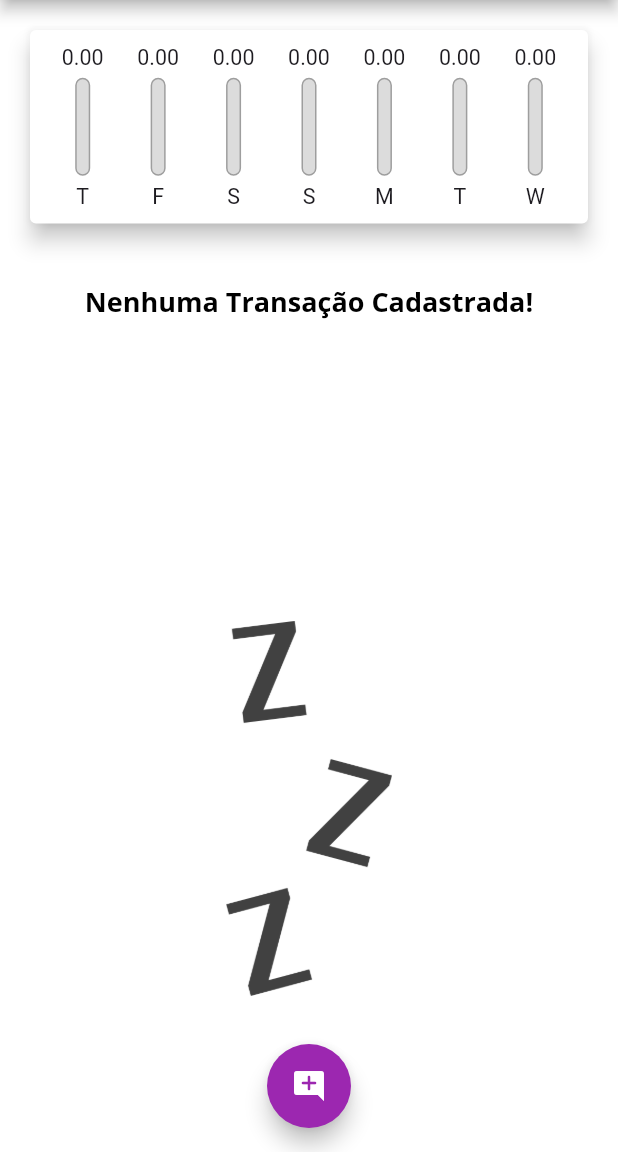
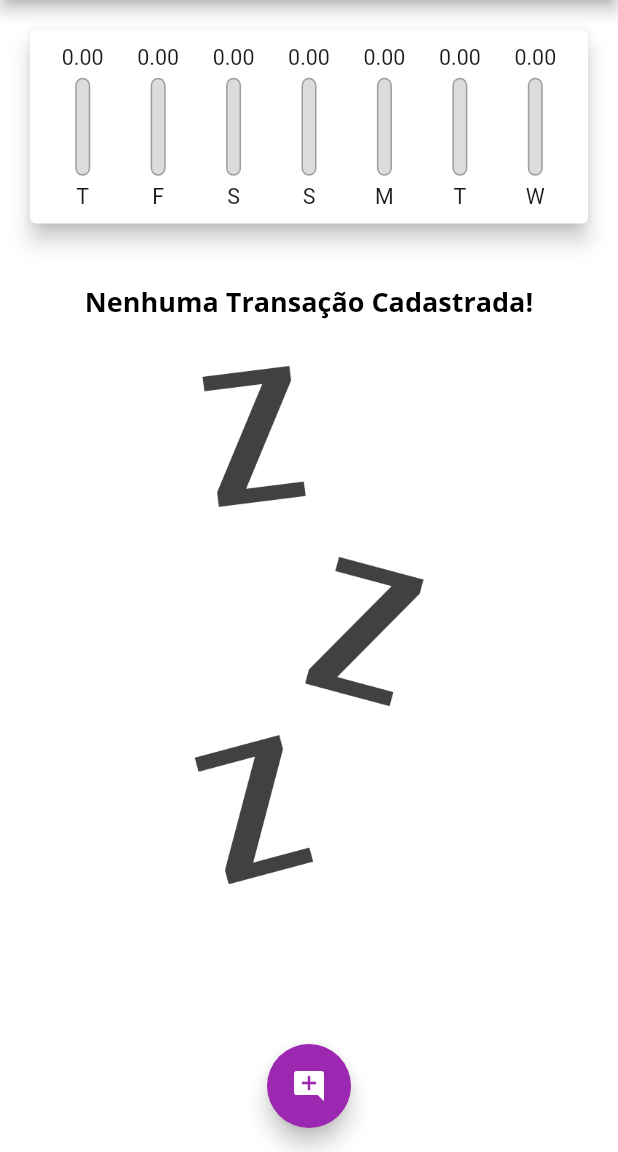
Before and after one commit to Argeu42/Flutter_ExpensesApp, a Flutter app: the screen it shows after launch, on a phone screen of 412 x 824 dp, the part 84-1236 px from its top. Run offline on Flutter 3.47's test engine with Material 3 defaults, Android fonts, the phone set to English and light mode, and no system bars.

Commit message:
Adding responsivity for landscape orientacion

```diff
--- a/lib/components/transaction_list.dart
+++ b/lib/components/transaction_list.dart
@@ -11,22 +11,26 @@ class TransactionList extends StatelessWidget {
   @override
   Widget build(BuildContext context) {
     return transactions.isEmpty
-        ? Column(
+        ? LayoutBuilder(
+          builder: (context, constraints) {
+            return Column(
               children: [
                 SizedBox(height: 20),
                 Text(
                   'Nenhuma Transação Cadastrada!',
                   style: Theme.of(context).textTheme.titleLarge,
                 ),
-            SizedBox(height: 200),
+                SizedBox(height: 30),
                 Container(
-              height: 250,
+                  height: constraints.maxHeight * 0.6,
                   child: Image.asset(
                     'assets/images/waiting.png',
                     fit: BoxFit.cover,
                   ),
                 ),
               ],
+            );
+          },
         )
         : ListView.builder(
           itemCount: transactions.length,
@@ -34,10 +38,7 @@ class TransactionList extends StatelessWidget {
             final tr = transactions[index];
             return Card(
               elevation: 5,
-              margin: EdgeInsets.symmetric(
-                vertical: 8,
-                horizontal: 5,
-              ),
+              margin: EdgeInsets.symmetric(vertical: 8, horizontal: 5),
               child: ListTile(
                 leading: CircleAvatar(
                   backgroundColor: Theme.of(context).colorScheme.primary,
@@ -59,8 +60,8 @@ class TransactionList extends StatelessWidget {
                 subtitle: Text(DateFormat('d MMM y').format(tr.date)),
                 trailing: IconButton(
                   onPressed: () => onRemove(tr.id),
-                  color: Theme.of(context).colorScheme.error ,
-                  icon: Icon(Icons.delete)
+                  color: Theme.of(context).colorScheme.error,
+                  icon: Icon(Icons.delete),
                 ),
               ),
             );
--- a/lib/main.dart
+++ b/lib/main.dart
@@ -2,7 +2,6 @@ import 'package:flutter/material.dart';
 import './components/transaction_list.dart';
 import './components/transaction_form.dart';
 import './components/chart.dart';
-
 import './models/transaction.dart';
 import 'dart:math';
 
@@ -60,6 +59,7 @@ class MyHomePage extends StatefulWidget {
 
 class _MyHomePageState extends State<MyHomePage> {
   final List<Transaction> _transactions = [];
+  bool _showChart = false;
 
   List<Transaction> get _recentTransactions {
     return _transactions.where((tr) {
@@ -101,9 +101,21 @@ class _MyHomePageState extends State<MyHomePage> {
 
   @override
   Widget build(BuildContext context) {
+    bool isLandscape =
+        MediaQuery.of(context).orientation == Orientation.landscape;
+
     final appBar = AppBar(
       title: Text('Despesas Pessoais'),
       actions: [
+        if (isLandscape)
+          IconButton(
+            onPressed: () {
+              setState(() {
+                _showChart = !_showChart;
+              });
+            },
+            icon: Icon(_showChart ? Icons.list : Icons.show_chart),
+          ),
         IconButton(
           onPressed: () => _openTransactionFormModal(context),
           icon: Icon(Icons.add_comment_rounded),
@@ -122,10 +134,27 @@ class _MyHomePageState extends State<MyHomePage> {
         child: Column(
           crossAxisAlignment: CrossAxisAlignment.stretch,
           children: [
+            // if (isLandscape)
+            //   Row(
+            //     mainAxisAlignment: MainAxisAlignment.center,
+            //     children: [
+            //       Text('Exibir gráfico'),
+            //       Switch(
+            //         value: _showChart,
+            //         onChanged: (value) {
+            //           setState(() {
+            //             _showChart = value;
+            //           });
+            //         },
+            //       ),
+            //     ],
+            //   ),
+            if (_showChart || !isLandscape)
               Container(
-              height: availableHeight * 0.22,
+                height: availableHeight * (isLandscape ? 0.7 : 0.22),
                 child: Chart(_recentTransactions),
               ),
+            if (!_showChart || !isLandscape)
               Container(
                 height: availableHeight * 0.75,
                 child: TransactionList(_transactions, _removeTransaction),
```
Lines whose indentation alone changed are shown as unchanged.
